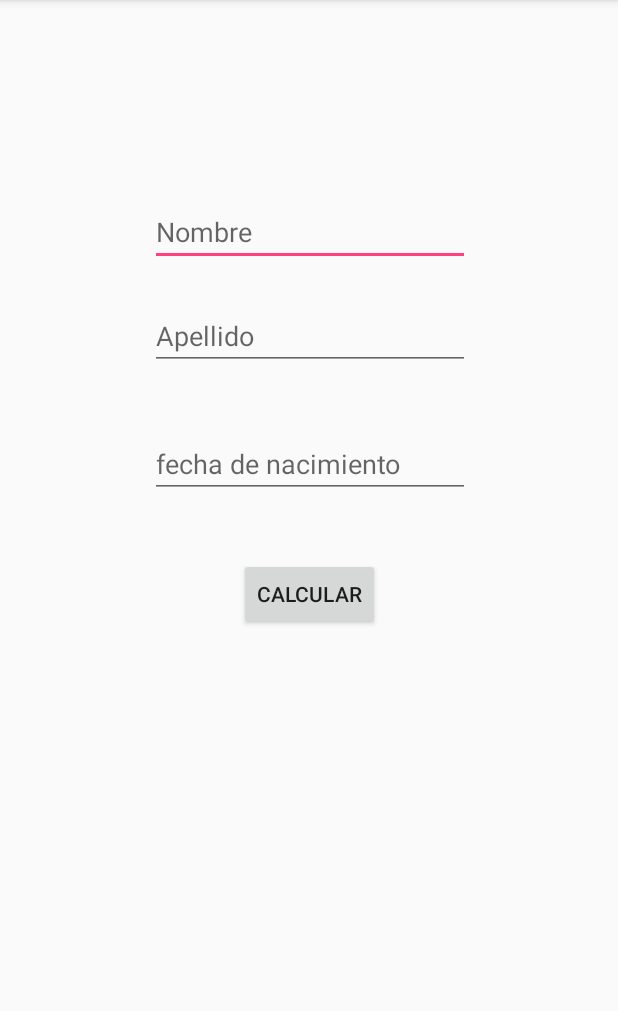
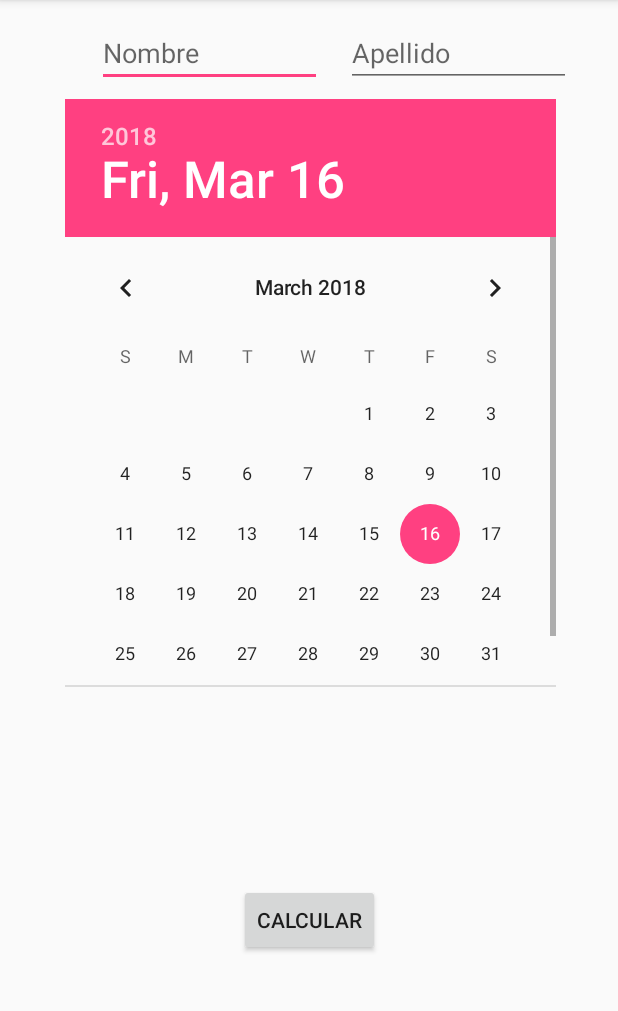
Before and after one commit to Robroblemol/MVP_Practic, an Android app: the screen it shows after launch (MainActivity), after a tap on "CALCULAR", on a phone screen of 412 x 824 dp, the part 84-1095 px from its top. Run offline under Robolectric (Android 15) with nearby library versions, the phone set to English and light mode, and no system bars; our stand-ins replace ButterKnife.

Commit message:
with datePicker

```diff
--- a/app/src/main/java/com/raziel/tareamvp/domain/IIteratorMvp.java
+++ b/app/src/main/java/com/raziel/tareamvp/domain/IIteratorMvp.java
@@ -9,5 +9,5 @@ import android.text.Editable;
  */
 
 public interface IIteratorMvp {
-    String showInf(String name, String lastName, Editable date);
+    String showInf(String name, String lastName, int date);
 }
--- a/app/src/main/java/com/raziel/tareamvp/domain/InteratorMvp.java
+++ b/app/src/main/java/com/raziel/tareamvp/domain/InteratorMvp.java
@@ -17,18 +17,18 @@ import java.util.Date;
 
 public class InteratorMvp implements IIteratorMvp {
     @Override
-    public String showInf(String name, String lastName, Editable date){
+    public String showInf(String name, String lastName, int date){
 
         Date today;
         today = new Date();
 
         String y = getYear(today.toString());
-        String d = getYear(date.toString());
+        //String d = getYear(date.toString());
 
         int r = 0;
 
         try{
-            r=Integer.parseInt(y)-Integer.parseInt(d);
+            r=Integer.parseInt(y)-date;
         }catch (NumberFormatException nfe){
             Log.i("MainActivity",nfe.toString());
         }
--- a/app/src/main/java/com/raziel/tareamvp/views/activities/MainActivity.java
+++ b/app/src/main/java/com/raziel/tareamvp/views/activities/MainActivity.java
@@ -5,6 +5,7 @@ import android.os.Bundle;
 import android.text.Editable;
 import android.util.Log;
 import android.widget.Button;
+import android.widget.DatePicker;
 import android.widget.EditText;
 import android.widget.Toast;
 
@@ -25,8 +26,10 @@ public class MainActivity extends AppCompatActivity implements Iview {
     EditText txtNombre;
     @BindView(R.id.txtApellido)
     EditText txtApellido;
-    @BindView(R.id.txtFecha)
-    EditText txtFecha;
+    //@BindView(R.id.txtFecha)
+    //EditText txtFecha;
+    @BindView (R.id.datePicker)
+    DatePicker dPicker;
     @BindView(R.id.btnCalcular)
     Button btnCalcular;
 
@@ -61,8 +64,8 @@ public class MainActivity extends AppCompatActivity implements Iview {
         /* Toast.makeText(this, "Me presionaron!!!", Toast.LENGTH_SHORT).show(); */
         String name = txtNombre.getText().toString();
         String lastName = txtApellido.getText().toString();
-        Editable date = txtFecha.getText();
-        Log.i("MainActivity", "date: "+date.toString());
+        int date = dPicker.getYear();
+        Log.i("MainActivity", "date: "+date);
 
         presenter.showInf(name,lastName,date);
 
--- a/app/src/main/java/com/raziel/tareamvp/views/presenters/IPresenter.java
+++ b/app/src/main/java/com/raziel/tareamvp/views/presenters/IPresenter.java
@@ -9,5 +9,5 @@ import java.util.Date;
  */
 
 public interface IPresenter {
-    void showInf(String name, String lastName, Editable date);
+    void showInf(String name, String lastName, int date);
 }
--- a/app/src/main/java/com/raziel/tareamvp/views/presenters/Presenter.java
+++ b/app/src/main/java/com/raziel/tareamvp/views/presenters/Presenter.java
@@ -24,7 +24,7 @@ public class Presenter implements  IPresenter{
     }
 
     @Override
-    public void showInf(String name, String lastName, Editable date) {
+    public void showInf(String name, String lastName, int date) {
         try{
             view.mostrarLoading();
             String info = mvp.showInf(name,lastName, date);
--- a/app/src/main/res/layout/activity_main.xml
+++ b/app/src/main/res/layout/activity_main.xml
@@ -7,28 +7,64 @@
     tools:context="com.raziel.tareamvp.views.activities.MainActivity">
 
 
-    <EditText
-        android:id="@+id/txtNombre"
+    <Button
+        android:id="@+id/btnCalcular"
         android:layout_width="wrap_content"
         android:layout_height="wrap_content"
         android:layout_marginEnd="8dp"
         android:layout_marginStart="8dp"
-        android:layout_marginTop="132dp"
+        android:text="@string/calcular"
+        app:layout_constraintBottom_toBottomOf="parent"
+        app:layout_constraintEnd_toEndOf="parent"
+        app:layout_constraintStart_toStartOf="parent"
+        app:layout_constraintTop_toBottomOf="@+id/datePicker" />
+
+    <DatePicker
+        android:id="@+id/datePicker"
+        android:layout_width="327dp"
+        android:layout_height="392dp"
+        android:layout_marginEnd="8dp"
+        android:layout_marginStart="8dp"
+        android:layout_marginTop="8dp"
+        app:layout_constraintEnd_toEndOf="parent"
+        app:layout_constraintHorizontal_bias="0.512"
+        app:layout_constraintStart_toStartOf="parent"
+        app:layout_constraintTop_toBottomOf="@+id/gridLayout" />
+
+    <GridLayout
+        android:id="@+id/gridLayout"
+        android:layout_width="347dp"
+        android:layout_height="50dp"
+        android:layout_marginEnd="8dp"
+        android:layout_marginStart="8dp"
+        android:layout_marginTop="8dp"
+        app:layout_constraintEnd_toEndOf="parent"
+        app:layout_constraintHorizontal_bias="1.0"
+        app:layout_constraintStart_toStartOf="parent"
+        app:layout_constraintTop_toTopOf="parent">
+
+        <EditText
+            android:id="@+id/txtNombre"
+            android:layout_width="150dp"
+            android:layout_height="wrap_content"
+            android:layout_marginEnd="8dp"
+            android:layout_marginStart="8dp"
+            android:layout_marginTop="8dp"
             android:ems="10"
             android:hint="@string/name"
             android:inputType="textPersonName"
             app:layout_constraintEnd_toEndOf="parent"
-        app:layout_constraintHorizontal_bias="0.503"
+            app:layout_constraintHorizontal_bias="1.0"
             app:layout_constraintStart_toStartOf="parent"
             app:layout_constraintTop_toTopOf="parent" />
 
         <EditText
             android:id="@+id/txtApellido"
-        android:layout_width="wrap_content"
+            android:layout_width="150dp"
             android:layout_height="wrap_content"
             android:layout_marginEnd="8dp"
             android:layout_marginStart="8dp"
-        android:layout_marginTop="24dp"
+            android:layout_marginTop="8dp"
             android:ems="10"
             android:hint="@string/apellido"
             android:inputType="textPersonName"
@@ -37,32 +73,7 @@
             app:layout_constraintHorizontal_bias="0.503"
             app:layout_constraintStart_toStartOf="parent"
             app:layout_constraintTop_toBottomOf="@+id/txtNombre" />
+    </GridLayout>
 
-    <EditText
-        android:id="@+id/txtFecha"
-        android:layout_width="wrap_content"
-        android:layout_height="wrap_content"
-        android:layout_marginEnd="8dp"
-        android:layout_marginStart="8dp"
-        android:layout_marginTop="40dp"
-        android:ems="10"
-        android:hint="@string/fecha_nacimiento"
-        android:inputType="datetime|date"
-        app:layout_constraintEnd_toEndOf="parent"
-        app:layout_constraintHorizontal_bias="0.503"
-        app:layout_constraintStart_toStartOf="parent"
-        app:layout_constraintTop_toBottomOf="@+id/txtApellido" />
-
-    <Button
-        android:id="@+id/btnCalcular"
-        android:layout_width="wrap_content"
-        android:layout_height="wrap_content"
-        android:layout_marginEnd="8dp"
-        android:layout_marginStart="8dp"
-        android:layout_marginTop="40dp"
-        android:text="@string/calcular"
-        app:layout_constraintEnd_toEndOf="parent"
-        app:layout_constraintStart_toStartOf="parent"
-        app:layout_constraintTop_toBottomOf="@+id/txtFecha" />
 
 </android.support.constraint.ConstraintLayout>
```
Lines whose indentation alone changed are shown as unchanged.
